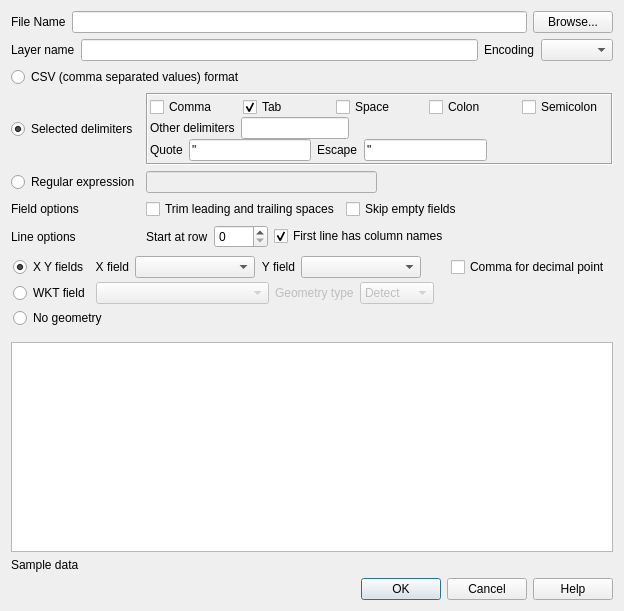
Before: the Qt Designer form src/ui/qgsdelimitedtextsourceselectbase.ui in qgis/QGIS, drawn with Qt 5.
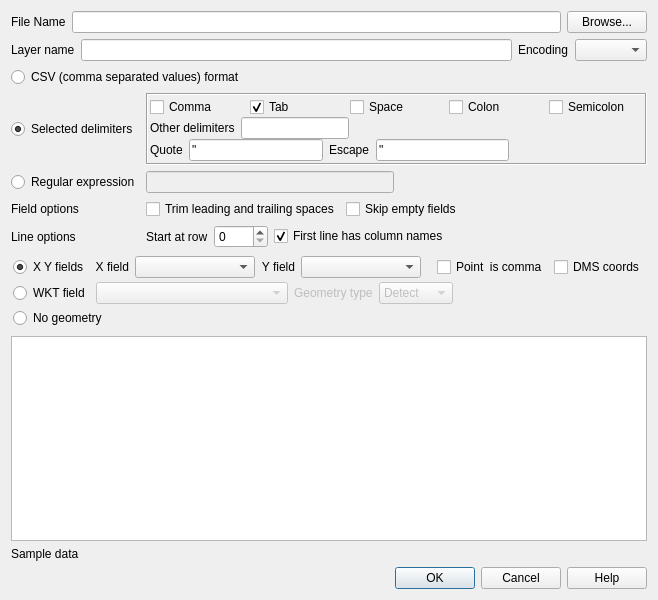
After: the same form once the commit is applied. Icons and pictures are not drawn.

```diff
--- a/src/ui/qgsdelimitedtextsourceselectbase.ui
+++ b/src/ui/qgsdelimitedtextsourceselectbase.ui
@@ -6,8 +6,8 @@
    <rect>
     <x>0</x>
     <y>0</y>
-    <width>624</width>
-    <height>611</height>
+    <width>658</width>
+    <height>600</height>
    </rect>
   </property>
   <property name="windowTitle">
@@ -147,7 +147,23 @@
            <bool>true</bool>
           </property>
           <property name="text">
-           <string>Comma for decimal point</string>
+           <string>Point  is comma</string>
+          </property>
+         </widget>
+        </item>
+        <item>
+         <widget class="QCheckBox" name="cbxXyDms">
+          <property name="toolTip">
+           <string>X and Y coordinates are expressed in degrees/minutes/seconds</string>
+          </property>
+          <property name="statusTip">
+           <string>X and Y coordinates are expressed in degrees/minutes/seconds</string>
+          </property>
+          <property name="whatsThis">
+           <string>X and Y coordinates are expressed in degrees/minutes/seconds</string>
+          </property>
+          <property name="text">
+           <string>DMS coords</string>
           </property>
          </widget>
         </item>
@@ -396,6 +412,9 @@
       <property name="margin">
        <number>0</number>
       </property>
+      <item>
+       <widget class="QTableWidget" name="tblSample"/>
+      </item>
      </layout>
     </widget>
    </item>
@@ -409,9 +428,6 @@
      </property>
     </widget>
    </item>
-   <item row="5" column="0">
-    <widget class="QTableWidget" name="tblSample"/>
-   </item>
    <item row="1" column="0">
     <widget class="QFrame" name="frame_select_delimiters">
      <property name="enabled">
```
Left out of the diff: 10 changed lines with no effect on the pictures.
